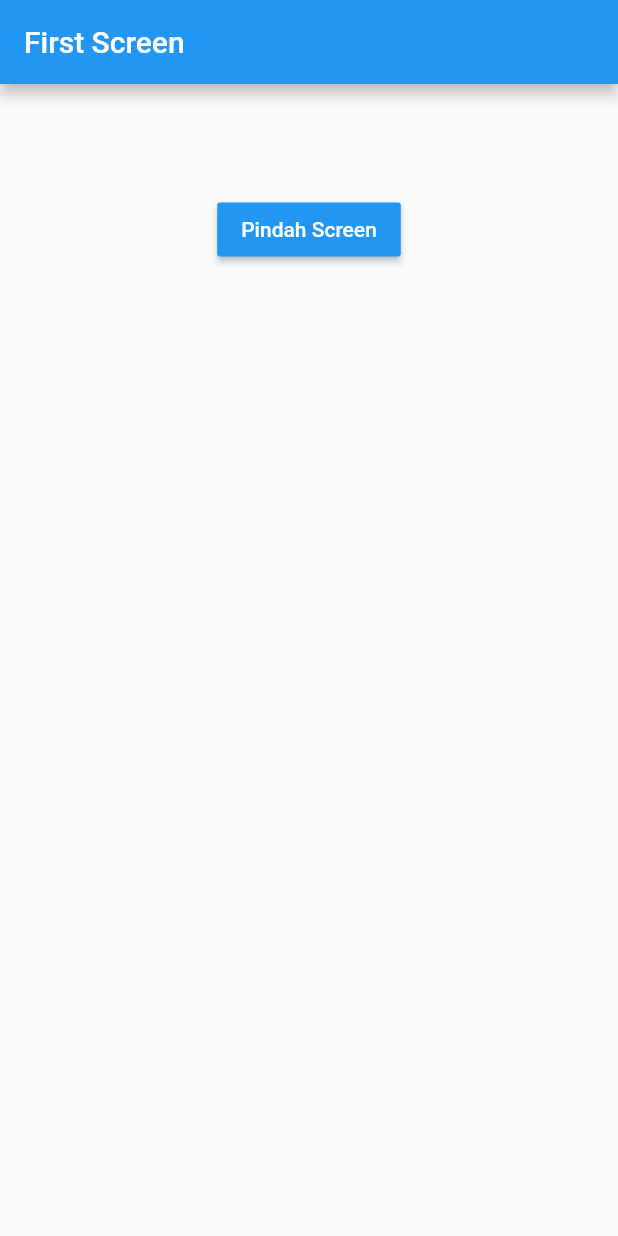
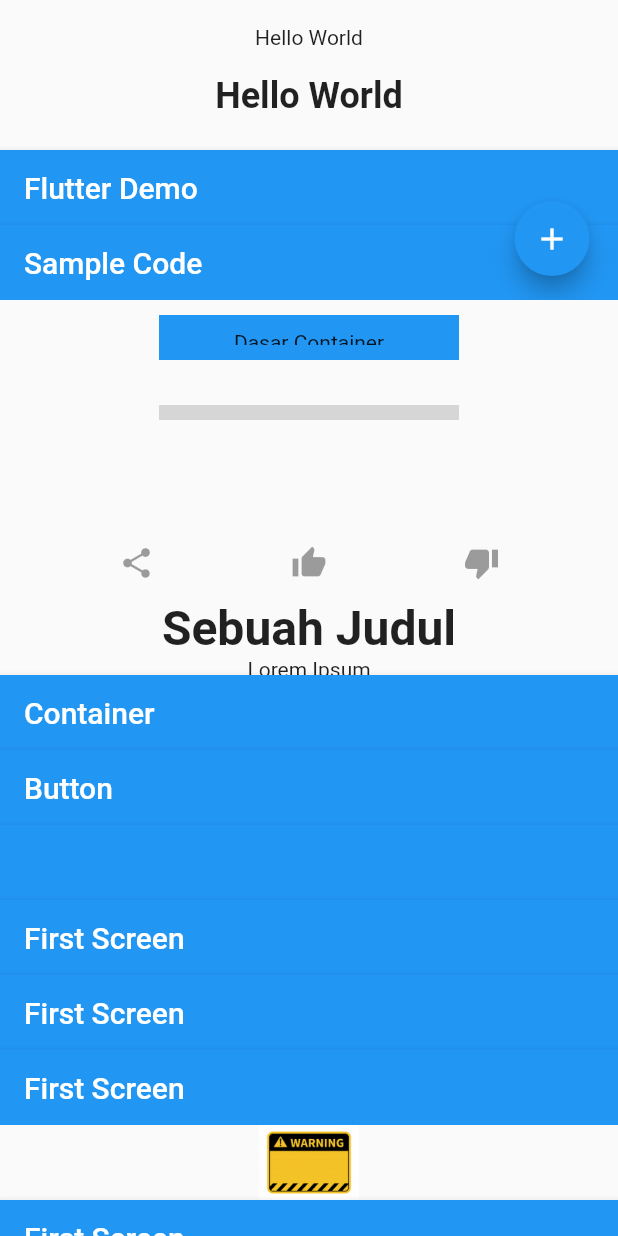
Before and after one commit to ahmaduunnail/flutter-widget, a Flutter app: the screen it shows after launch, on a phone screen of 412 x 824 dp. Run offline on Flutter 3.47's test engine with Material 2 defaults, Android fonts, the phone set to English and light mode, and no system bars; network calls fail; grey boxes are pictures that could not be loaded.

```diff
--- a/lib/main.dart
+++ b/lib/main.dart
@@ -23,76 +23,76 @@ class App extends StatelessWidget {
         body: Center(
           widthFactor: 400,
           child: Column(children: [
-            // Container(height: 50, child: Code1()),
-            // Container(
-            //   height: 50,
-            //   child: Code2(
-            //     text: "Hello World",
-            //   ),
-            // ),
-            // Container(
-            //   height: 50,
-            //   child: NumberScreen(),
-            // ),
-            // Container(
-            //   height: 50,
-            //   child: ScaffoldWidget(),
-            // ),
-            // Container(
-            //   height: 50,
-            //   child: ContainerWidget(),
-            // ),
-            // Container(
-            //   height: 50,
-            //   child: ContainerDecoration(),
-            // ),
-            // Container(
-            //   height: 50,
-            //   child: PaddingWidget(),
-            // ),
-            // Container(
-            //   height: 50,
-            //   child: Rows(),
-            // ),
-            // Container(
-            //   height: 50,
-            //   child: Columns(),
-            // ),
-            // Container(
-            //   height: 50,
-            //   child: Stacks(),
-            // ),
-            // Container(
-            //   height: 50,
-            //   child: ButtonWidget(),
-            // ),
-            // Container(
-            //   height: 50,
-            //   child: inputtextfieldwidget(),
-            // ),
-            // Container(
-            //   height: 50,
-            //   child: SwitchInputWidget(),
-            // ),
-            // Container(
-            //   height: 50,
-            //   child: Radiobtn(),
-            // ),
-            // Container(
-            //   height: 50,
-            //   child: Checkboxbtn(),
-            // ),
-            // Container(
-            //   height: 50,
-            //   child: ImageLocal(),
-            // ),Container(
-            //   height: 50,
-            //   child: ImageServer(),
-            // ),
-            // Container(
-            //   height: 50,
-            //   child: ExpandedWidget(),
-            // ),
+            Container(height: 50, child: Code1()),
+            Container(
+              height: 50,
+              child: Code2(
+                text: "Hello World",
+              ),
+            ),
+            Container(
+              height: 50,
+              child: NumberScreen(),
+            ),
+            Container(
+              height: 50,
+              child: ScaffoldWidget(),
+            ),
+            Container(
+              height: 50,
+              child: ContainerWidget(),
+            ),
+            Container(
+              height: 50,
+              child: ContainerDecoration(),
+            ),
+            Container(
+              height: 50,
+              child: PaddingWidget(),
+            ),
+            Container(
+              height: 50,
+              child: Rows(),
+            ),
+            Container(
+              height: 50,
+              child: Columns(),
+            ),
+            Container(
+              height: 50,
+              child: Stacks(),
+            ),
+            Container(
+              height: 50,
+              child: ButtonWidget(),
+            ),
+            Container(
+              height: 50,
+              child: inputtextfieldwidget(),
+            ),
+            Container(
+              height: 50,
+              child: SwitchInputWidget(),
+            ),
+            Container(
+              height: 50,
+              child: Radiobtn(),
+            ),
+            Container(
+              height: 50,
+              child: Checkboxbtn(),
+            ),
+            Container(
+              height: 50,
+              child: ImageLocal(),
+            ),Container(
+              height: 50,
+              child: ImageServer(),
+            ),
+            Container(
+              height: 50,
+              child: ExpandedWidget(),
+            ),
             Container(
               height: 250,
               child: FirstScreen(),
```
